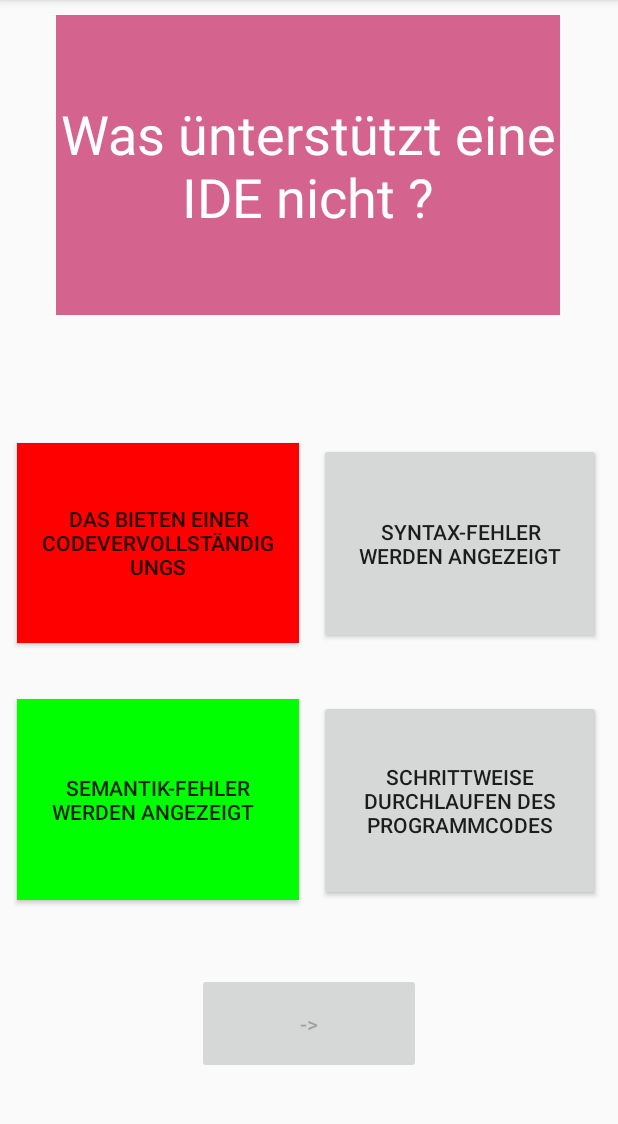
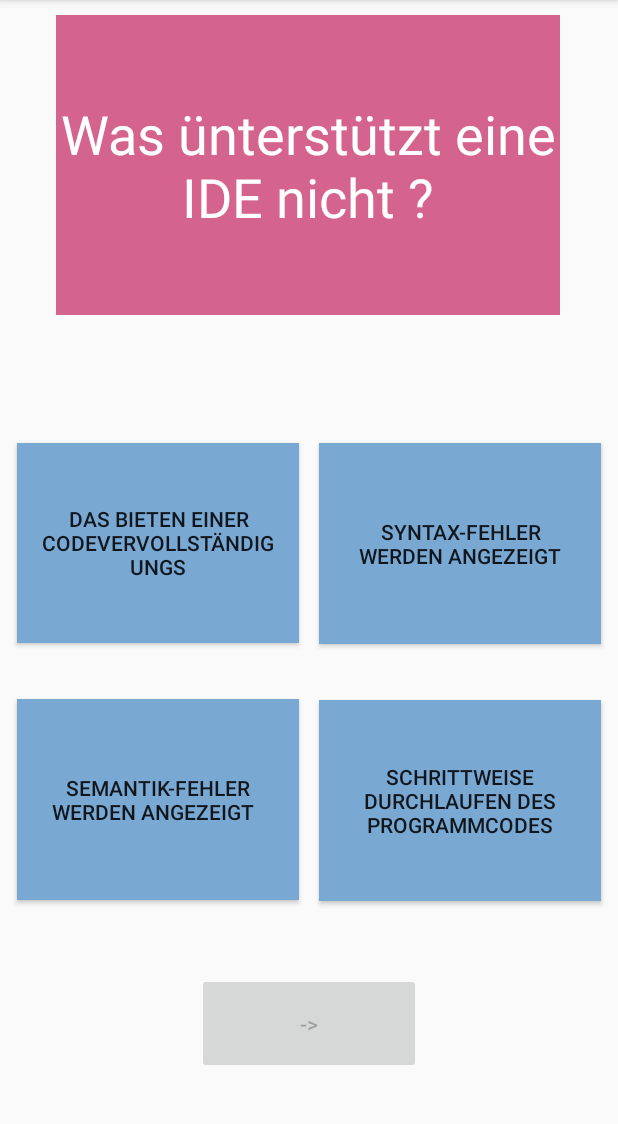
Before and after one commit to xVortal/QuizAppv2, an Android app: the MainActivity screen opened directly, with no data from a screen before it, after a tap on "->", on a phone screen of 412 x 824 dp, the part 84-1208 px from its top. Run offline under Robolectric (Android 15) with nearby library versions, the phone set to English and light mode, and no system bars; 1 other tap on this screen came first.

Commit message:
Buttons verliren jetzt auch hre farbe

```diff
--- a/app/src/main/java/com/example/quizappv2/MainActivity.kt
+++ b/app/src/main/java/com/example/quizappv2/MainActivity.kt
@@ -158,9 +158,13 @@ class MainActivity : AppCompatActivity() {
 
     private fun enableButtons(){
         findViewById<Button>(R.id.AnswerABtn).isEnabled = true
+        findViewById<Button>(R.id.AnswerABtn).setBackgroundColor(Color.parseColor("#79A8D3"))
         findViewById<Button>(R.id.AnswerBBtn).isEnabled = true
+        findViewById<Button>(R.id.AnswerBBtn).setBackgroundColor(Color.parseColor("#79A8D3"))
         findViewById<Button>(R.id.AnswerCBtn).isEnabled = true
+        findViewById<Button>(R.id.AnswerCBtn).setBackgroundColor(Color.parseColor("#79A8D3"))
         findViewById<Button>(R.id.AnswerDBtn).isEnabled = true
+        findViewById<Button>(R.id.AnswerDBtn).setBackgroundColor(Color.parseColor("#79A8D3"))
         disableNextButton()
     }
 
```
